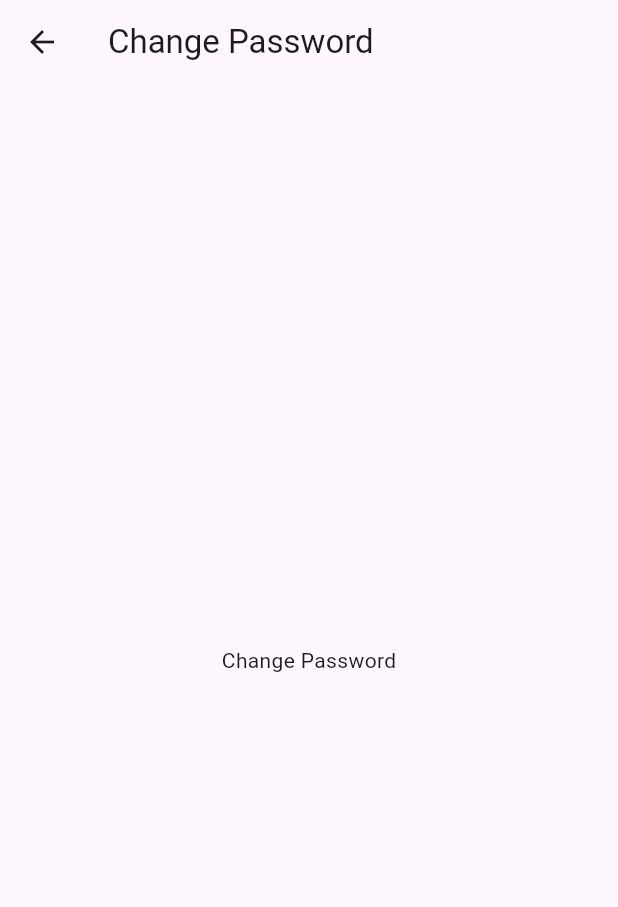
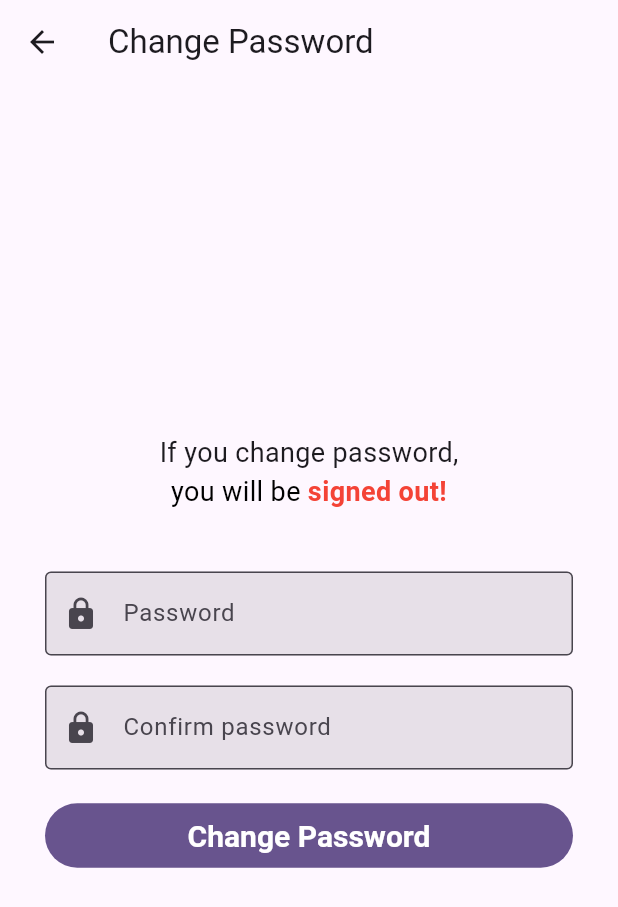
Before and after one commit to Bullets-jyr/fb_auth_riverpod, a Flutter app: the ChangePasswordPage screen opened by its route, on a phone screen of 412 x 824 dp. Shown: the top 907 px of the screen. Run offline on Flutter 3.47's test engine with Material 3 defaults, Android fonts, the phone set to English and light mode, and no system bars; our stand-ins replace cloud_firestore, firebase_auth, firebase_core, flutter_riverpod, freezed_annotation, go_router and 3 more; accounts and stored records are empty; generated files the repository leaves out were written again.

Commit message:
175. ChangePasswordPage

```diff
--- a/lib/pages/content/change_password/change_password_page.dart
+++ b/lib/pages/content/change_password/change_password_page.dart
@@ -1,5 +1,12 @@
 import 'package:flutter/material.dart';
 import 'package:flutter_riverpod/flutter_riverpod.dart';
+
+import '../../../models/custom_error.dart';
+import '../../../repositories/auth_repository_provider.dart';
+import '../../../utils/error_dialog.dart';
+import '../../widgets/buttons.dart';
+import '../../widgets/form_fields.dart';
+import 'change_password_provider.dart';
 
 class ChangePasswordPage extends ConsumerStatefulWidget {
   const ChangePasswordPage({super.key});
@@ -10,14 +17,128 @@
 }
 
 class _ChangePasswordPageState extends ConsumerState<ChangePasswordPage> {
+  final _formKey = GlobalKey<FormState>();
+  AutovalidateMode _autovalidateMode = AutovalidateMode.disabled;
+  final _passwordController = TextEditingController();
+
+  @override
+  void dispose() {
+    _passwordController.dispose();
+    super.dispose();
+  }
+
+  void _submit() {
+    setState(() => _autovalidateMode = AutovalidateMode.always);
+
+    final form = _formKey.currentState;
+
+    if (form == null || !form.validate()) return;
+
+    ref.read(changePasswordProvider.notifier).changePassword(
+          _passwordController.text.trim(),
+        );
+  }
+
+  void processSuccessCase() async {
+    try {
+      await ref.read(authRepositoryProvider).signout();
+    } on CustomError catch (e) {
+      if (!mounted) return;
+      errorDialog(context, e);
+    }
+  }
+
   @override
   Widget build(BuildContext context) {
-    return Scaffold(
-      appBar: AppBar(
-        title: const Text('Change Password'),
-      ),
-      body: const Center(
-        child: Text('Change Password'),
+    ref.listen<AsyncValue<void>>(
+      changePasswordProvider,
+      (previous, next) {
+        next.whenOrNull(error: (e, st) {
+          errorDialog(context, e as CustomError);
+        }, data: (_) {
+          processSuccessCase();
+        });
+      },
+    );
+
+    final chgPwdState = ref.watch(changePasswordProvider);
+
+    return GestureDetector(
+      onTap: () => FocusScope.of(context).unfocus(),
+      child: Scaffold(
+        appBar: AppBar(
+          title: const Text('Change Password'),
+        ),
+        body: Center(
+          child: Padding(
+            padding: const EdgeInsets.symmetric(horizontal: 30.0),
+            child: Form(
+              key: _formKey,
+              autovalidateMode: _autovalidateMode,
+              child: ListView(
+                shrinkWrap: true,
+                reverse: true,
+                children: [
+                  const Column(
+                    crossAxisAlignment: CrossAxisAlignment.center,
+                    children: [
+                      Text(
+                        'If you change password,',
+                        style: TextStyle(fontSize: 18),
+                      ),
+                      Text.rich(
+                        TextSpan(
+                          text: 'you will be ',
+                          style: TextStyle(
+                            color: Colors.black,
+                            fontSize: 18,
+                          ),
+                          children: [
+                            TextSpan(
+                              text: 'signed out!',
+                              style: TextStyle(
+                                color: Colors.red,
+                                fontSize: 18,
+                                fontWeight: FontWeight.bold,
+                              ),
+                            ),
+                          ],
+                        ),
+                        textAlign: TextAlign.center,
+                      ),
+                    ],
+                  ),
+                  const SizedBox(height: 40.0),
+                  PasswordFormField(
+                    passwordController: _passwordController,
+                    labelText: 'New password',
+                  ),
+                  const SizedBox(height: 20.0),
+                  ConfirmPasswordFormField(
+                    passwordController: _passwordController,
+                    labelText: 'Confirm new password',
+                  ),
+                  const SizedBox(height: 20.0),
+                  CustomFilledButton(
+                    onPressed: chgPwdState.maybeWhen(
+                      loading: () => null,
+                      orElse: () => _submit,
+                    ),
+                    fontSize: 20.0,
+                    fontWeight: FontWeight.w600,
+                    child: Text(
+                      chgPwdState.maybeWhen(
+                        loading: () => 'Submitting...',
+                        orElse: () => 'Change Password',
+                      ),
+                    ),
+                  ),
+                  const SizedBox(height: 10.0),
+                ].reversed.toList(),
+              ),
+            ),
+          ),
+        ),
       ),
     );
   }
```
